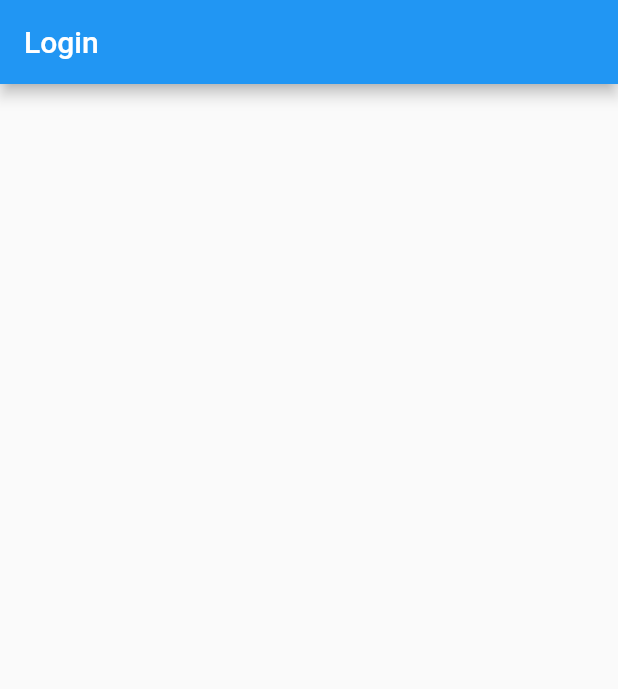
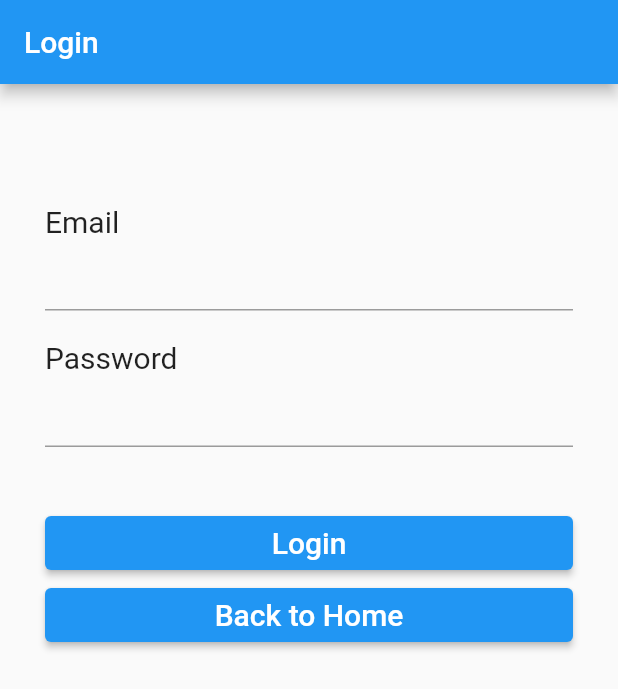
Before and after one commit to noojob001/FlutterShopping, a Flutter app: the screen it shows after launch, after a tap on "Login", on a phone screen of 412 x 824 dp. Shown: the top 689 px of the screen. Run offline on Flutter 3.47's test engine with Material 2 defaults, Android fonts, the phone set to English and light mode, and no system bars; our stand-ins replace firebase_auth, firebase_core, fluttertoast, form_field_validator; accounts and stored records are empty.

Commit message:
WelcomeScreen

```diff
--- a/fluttershopping/lib/screen/login.dart
+++ b/fluttershopping/lib/screen/login.dart
@@ -1,4 +1,12 @@
+import 'package:firebase_auth/firebase_auth.dart';
+import 'package:firebase_core/firebase_core.dart';
 import 'package:flutter/material.dart';
+import 'package:fluttershopping/model/profile.dart';
+import 'package:fluttershopping/screen/welcome.dart';
+import 'package:fluttertoast/fluttertoast.dart';
+import 'package:form_field_validator/form_field_validator.dart';
+
+import '../home.dart';
 
 class LoginScreen extends StatefulWidget {
   @override
@@ -6,12 +14,124 @@ class LoginScreen extends StatefulWidget {
 }
 
 class _LoginScreenState extends State<LoginScreen> {
+  final formKey = GlobalKey<FormState>();
+  Profile profile = Profile();
+  final Future<FirebaseApp> firebase = Firebase.initializeApp();
+  String message;
+
   @override
   Widget build(BuildContext context) {
-    return Scaffold(
-      appBar: AppBar(
-        title: Text("Login"),
-      ),
-    );
+    return FutureBuilder(
+        future: firebase,
+        // ignore: missing_return
+        builder: (context, snapshot) {
+          if (snapshot.hasError) {
+            return Scaffold(
+              appBar: AppBar(
+                title: Text("Error"),
+              ),
+              body: Center(
+                child: Text("${snapshot.error}"),
+              ),
+            );
+          }
+          if (snapshot.connectionState == ConnectionState.done) {
+            return Scaffold(
+                appBar: AppBar(
+                  title: Text("Login"),
+                ),
+                body: Container(
+                    child: Padding(
+                  padding: const EdgeInsets.fromLTRB(30, 80, 30, 30),
+                  child: Form(
+                    key: formKey,
+                    child: SingleChildScrollView(
+                      child: Column(
+                        crossAxisAlignment: CrossAxisAlignment.start,
+                        children: [
+                          Text("Email", style: TextStyle(fontSize: 20)),
+                          TextFormField(
+                            validator: MultiValidator([
+                              RequiredValidator(
+                                  errorText: "Please Fill Email Address"),
+                              EmailValidator(
+                                  errorText:
+                                      "Please Enter valid Email Address"),
+                            ]),
+                            keyboardType: TextInputType.emailAddress,
+                            onSaved: (String email) {
+                              profile.email = email;
+                            },
+                          ),
+                          SizedBox(height: 20.0),
+                          Text("Password", style: TextStyle(fontSize: 20)),
+                          TextFormField(
+                            validator: MultiValidator([
+                              RequiredValidator(
+                                  errorText: "Please Fill Password"),
+                            ]),
+                            keyboardType: TextInputType.visiblePassword,
+                            obscureText: true,
+                            onSaved: (String password) {
+                              profile.password = password;
+                            },
+                          ),
+                          SizedBox(height: 40.0),
+                          SizedBox(
+                              width: double.infinity,
+                              child: ElevatedButton(
+                                child: Text(
+                                  "Login",
+                                  style: TextStyle(fontSize: 20),
+                                ),
+                                onPressed: () async {
+                                  if (formKey.currentState.validate()) {
+                                    formKey.currentState.save();
+                                    try {
+                                      await FirebaseAuth.instance.signInWithEmailAndPassword(
+                                        email: profile.email,
+                                         password: profile.password).then((value){
+                                           formKey.currentState.reset();
+                                           Navigator.pushReplacement(context, MaterialPageRoute(builder: (context){
+                                             return WelcomeScreen();
+
+                                           }));
+
+                                         });
+
+                                    } on FirebaseAuthException catch (e) {
+
+                                      Fluttertoast.showToast(
+                                          msg: e.message,
+                                          gravity: ToastGravity.CENTER);
+                                    }
+                                  }
+                                },
+                              )),
+                          SizedBox(
+                              width: double.infinity,
+                              child: ElevatedButton(
+                                child: Text("Back to Home",
+                                    style: TextStyle(fontSize: 20)),
+                                onPressed: () {
+                                  Navigator.pushReplacement(context,
+                                      MaterialPageRoute(builder: (context) {
+                                    return HomeScreen();
+                                  }));
+                                },
+                              )),
+                        ],
+                      ),
+                    ),
+                  ),
+                )));
+          }
+
+          return Scaffold(
+            body: Center(
+              child: CircularProgressIndicator(),
+            ),
+          );
+        });
   }
 }
--- a/fluttershopping/lib/screen/register.dart
+++ b/fluttershopping/lib/screen/register.dart
@@ -93,7 +93,7 @@ class _RegisterScreenState extends State<RegisterScreen> {
                                               password: profile.password)
                                           .then((value) {
                                         Fluttertoast.showToast(
-                                            msg: "Welcome  ${profile.email}",
+                                            msg: "${profile.email}  Register Succesful",
                                             gravity: ToastGravity.CENTER);
                                         formKey.currentState.reset();
                                         Navigator.pushReplacement(context,
```
Also changed, not shown: fluttershopping/lib/screen/welcome.dart (added, +57 -0 lines).
